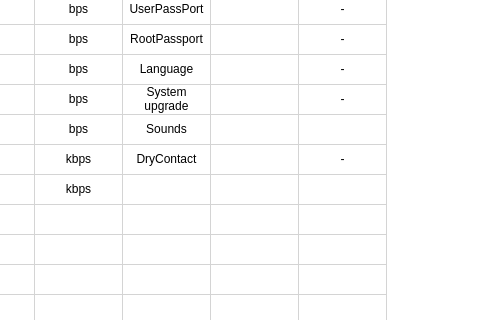
First picture: the form in win.ui, repository megarevolpr/Win, before the edit; both pictures show x 409 to 889 and y 119 to 439 of the 981 by 562 pixel window.
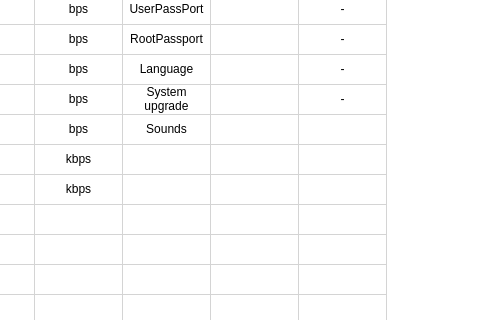
Second picture: the form after the edit. Icons and pictures are not drawn.

Patch:
```diff
--- a/win.ui
+++ b/win.ui
@@ -660,7 +660,7 @@
          </item>
          <item row="6" column="6">
           <property name="text">
-           <string>DryContact</string>
+           <string/>
           </property>
           <property name="textAlignment">
            <set>AlignCenter</set>
@@ -668,7 +668,7 @@
          </item>
          <item row="6" column="8">
           <property name="text">
-           <string>-</string>
+           <string/>
           </property>
           <property name="textAlignment">
            <set>AlignCenter</set>
```
